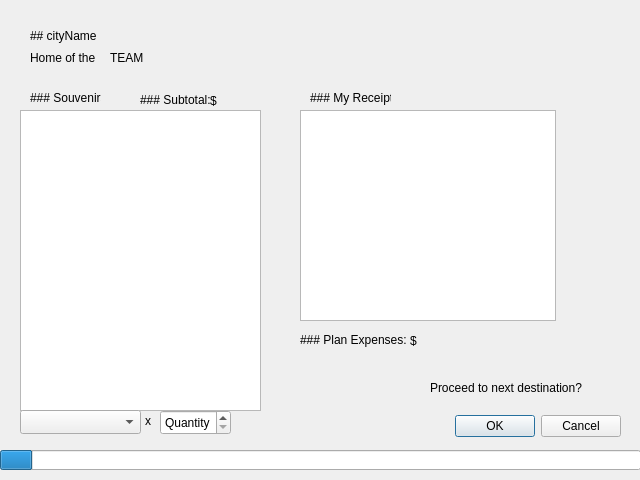
The window that Project-2-NFL/tripprogressWidget.ui (massivemembrain/Project-2-NFL) describes before a commit, drawn with Qt 5.
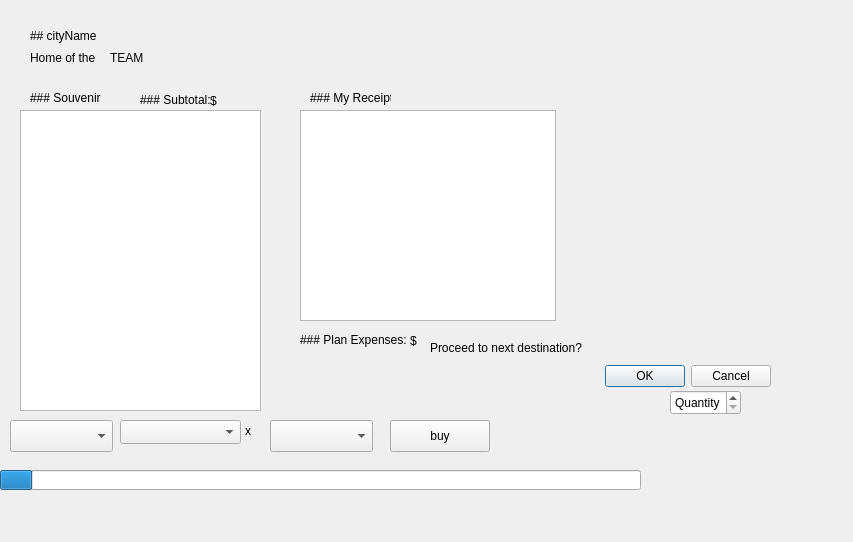
The same window after the commit.

Diff of the .ui file:
```diff
--- a/Project-2-NFL/tripprogressWidget.ui
+++ b/Project-2-NFL/tripprogressWidget.ui
@@ -6,8 +6,8 @@
    <rect>
     <x>0</x>
     <y>0</y>
-    <width>640</width>
-    <height>480</height>
+    <width>853</width>
+    <height>542</height>
    </rect>
   </property>
   <property name="windowTitle">
@@ -39,8 +39,8 @@
   <widget class="QSpinBox" name="souvenirQuantity">
    <property name="geometry">
     <rect>
-     <x>160</x>
-     <y>410</y>
+     <x>670</x>
+     <y>390</y>
      <width>71</width>
      <height>25</height>
     </rect>
@@ -59,7 +59,7 @@
    <property name="geometry">
     <rect>
      <x>430</x>
-     <y>380</y>
+     <y>340</y>
      <width>161</width>
      <height>16</height>
     </rect>
@@ -71,8 +71,8 @@
   <widget class="QComboBox" name="souvenirOptions">
    <property name="geometry">
     <rect>
-     <x>20</x>
-     <y>410</y>
+     <x>120</x>
+     <y>420</y>
      <width>121</width>
      <height>24</height>
     </rect>
@@ -87,8 +87,8 @@
   <widget class="QDialogButtonBox" name="proceedButtons">
    <property name="geometry">
     <rect>
-     <x>280</x>
-     <y>410</y>
+     <x>430</x>
+     <y>360</y>
      <width>341</width>
      <height>32</height>
     </rect>
@@ -145,8 +145,8 @@
   <widget class="QLabel" name="label_souvenir_quantity">
    <property name="geometry">
     <rect>
-     <x>140</x>
-     <y>410</y>
+     <x>240</x>
+     <y>420</y>
      <width>16</width>
      <height>21</height>
     </rect>
@@ -200,7 +200,7 @@
    <property name="geometry">
     <rect>
      <x>0</x>
-     <y>450</y>
+     <y>470</y>
      <width>641</width>
      <height>20</height>
     </rect>
@@ -267,6 +267,39 @@
     <enum>Qt::MarkdownText</enum>
    </property>
   </widget>
+  <widget class="QComboBox" name="comboBox">
+   <property name="geometry">
+    <rect>
+     <x>10</x>
+     <y>420</y>
+     <width>103</width>
+     <height>32</height>
+    </rect>
+   </property>
+  </widget>
+  <widget class="QComboBox" name="comboBox_quantity">
+   <property name="geometry">
+    <rect>
+     <x>270</x>
+     <y>420</y>
+     <width>103</width>
+     <height>32</height>
+    </rect>
+   </property>
+  </widget>
+  <widget class="QPushButton" name="pushButton_buy">
+   <property name="geometry">
+    <rect>
+     <x>390</x>
+     <y>420</y>
+     <width>100</width>
+     <height>32</height>
+    </rect>
+   </property>
+   <property name="text">
+    <string>buy</string>
+   </property>
+  </widget>
  </widget>
  <resources/>
  <connections/>
```
